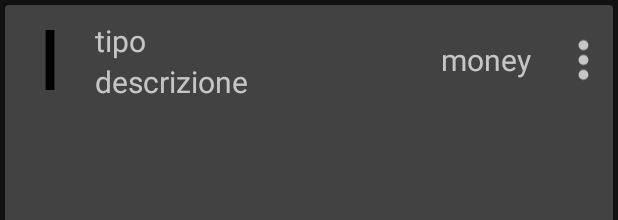
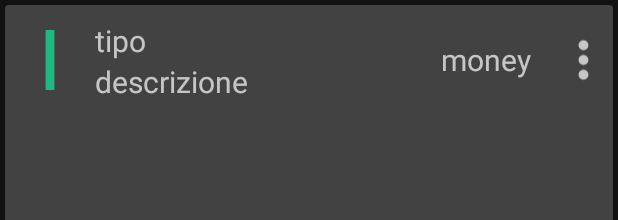
Before and after one commit to Al394/Money_Book, an Android app: the layout item_element.xml on its own in the app's theme, with its tools: preview values and no code run, on a phone screen of 412 x 824 dp. Shown: the top 220 px of the screen. Run offline under Robolectric (Android 15) with nearby library versions, the phone set to English and light mode, and no system bars.

Commit message:
elementi della recycleview2

```diff
--- a/app/src/main/res/layout/item_element.xml
+++ b/app/src/main/res/layout/item_element.xml
@@ -16,7 +16,8 @@
             android:layout_centerVertical="true"
             android:contentDescription="@string/card_relativelayout"
             android:padding="10dp"
-            app:srcCompat="@drawable/vertical_line" />
+            app:srcCompat="@drawable/vertical_line"
+            android:tint="@color/colorPrimary"/>
 
         <TextView
             android:id="@+id/tipo"
```
